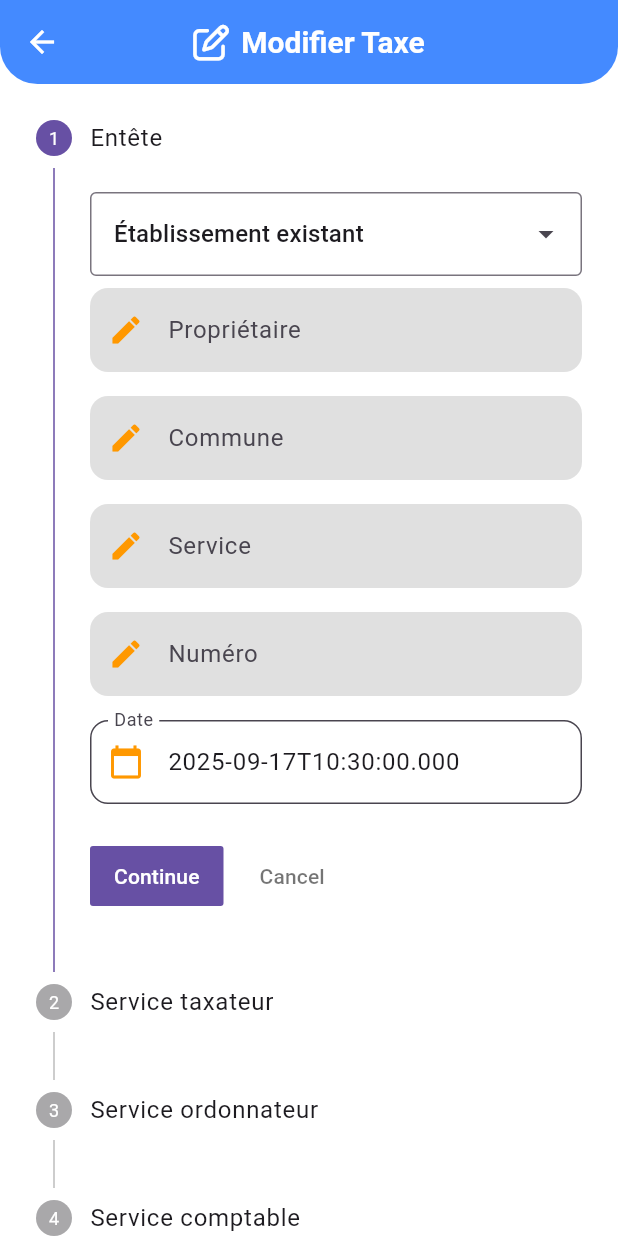
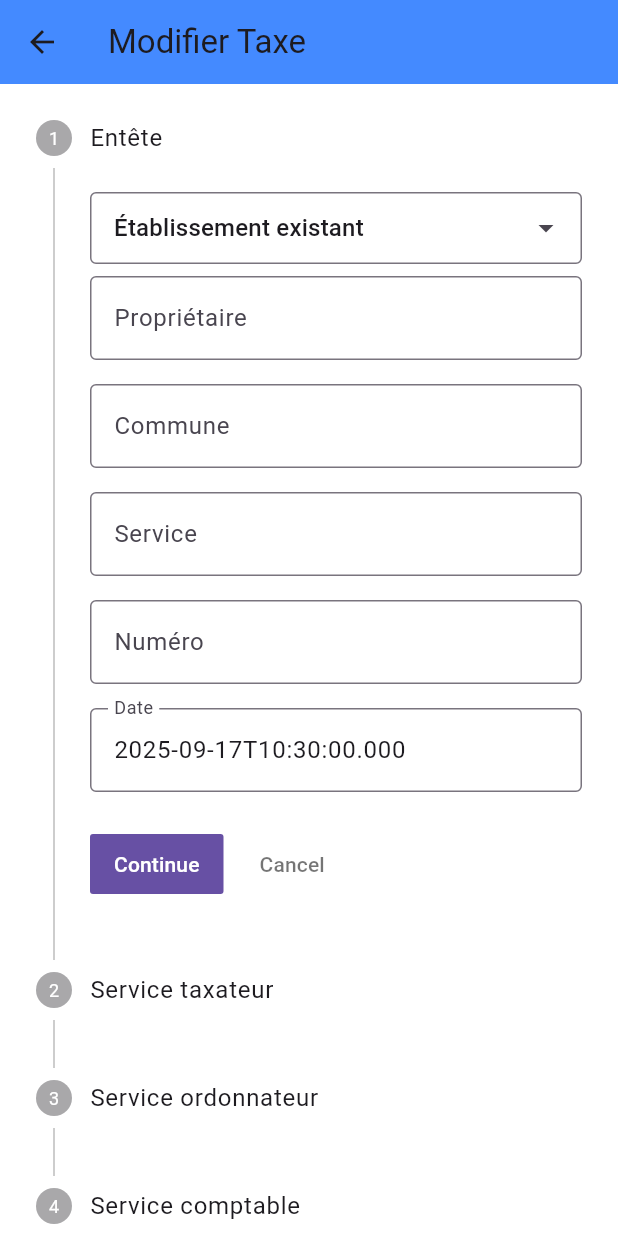
Before and after one commit to danychibox/tax_collect, a Flutter app: the EditDataScreen screen opened directly with empty values, on a phone screen of 412 x 824 dp. Run offline on Flutter 3.47's test engine with Material 3 defaults, Android fonts, the phone set to English and light mode, and no system bars; drawn by our look-alikes of dropdown_search; our stand-ins replace font_awesome_flutter.

Commit message:
ajout des updates des infor

```diff
--- a/lib/screens/update_data.dart
+++ b/lib/screens/update_data.dart
@@ -5,7 +5,7 @@ import 'dart:convert';
 import 'package:dropdown_search/dropdown_search.dart';
 
 class EditDataScreen extends StatefulWidget {
-  final Map<String, dynamic> existingData; // Données à modifier
+  final Map<String, dynamic> existingData; // Données existantes
 
   const EditDataScreen({Key? key, required this.existingData}) : super(key: key);
 
@@ -17,7 +17,6 @@ class _EditDataScreenState extends State<EditDataScreen> {
   final _formKey = GlobalKey<FormState>();
   int _currentStep = 0;
 
-  // === Controllers ===
   String? selectedEts;
   final TextEditingController communeCtrl = TextEditingController();
   final TextEditingController serviceCtrl = TextEditingController();
@@ -78,20 +77,18 @@ class _EditDataScreenState extends State<EditDataScreen> {
     modePaiementCtrl.text = data["mode_de_paiement"] ?? "";
   }
 
-  // Charger les établissements depuis l’API
   Future<List<Map<String, dynamic>>> fetchEtablissements(String filter) async {
     try {
       final response = await http.get(
-        Uri.parse("http://api-tax.etatcivilnordkivu.cd/etablissement"),
+        Uri.parse("http://api-tax.etatcivilnordkivu.cd/etablissementliste"),
       );
 
       if (response.statusCode == 200) {
         final decoded = jsonDecode(response.body);
         final List data = decoded["data"];
         return data.map<Map<String, dynamic>>((e) => e as Map<String, dynamic>).toList();
-      } else {
+      }
       return [];
-      }
     } catch (e) {
       print("Erreur API établissement: $e");
       return [];
@@ -105,19 +102,7 @@ class _EditDataScreenState extends State<EditDataScreen> {
       appBar: AppBar(
         elevation: 0,
         backgroundColor: Colors.blueAccent,
-        foregroundColor: Colors.white,
-        shape: const RoundedRectangleBorder(
-          borderRadius: BorderRadius.vertical(bottom: Radius.circular(25)),
-        ),
-        title: Row(
-          mainAxisSize: MainAxisSize.min,
-          children: const [
-            FaIcon(FontAwesomeIcons.edit, color: Colors.white),
-            SizedBox(width: 8),
-            Text("Modifier Taxe", style: TextStyle(fontWeight: FontWeight.bold, fontSize: 20)),
-          ],
-        ),
-        centerTitle: true,
+        title: const Text("Modifier Taxe"),
       ),
       body: Form(
         key: _formKey,
@@ -132,36 +117,28 @@ class _EditDataScreenState extends State<EditDataScreen> {
             }
           },
           onStepCancel: () {
-            if (_currentStep > 0) {
-              setState(() => _currentStep--);
-            }
+            if (_currentStep > 0) setState(() => _currentStep--);
           },
           steps: [
-            Step(title: const Text("Entête"), isActive: _currentStep >= 0, content: _buildStep1()),
-            Step(title: const Text("Service taxateur"), isActive: _currentStep >= 1, content: _buildStep2()),
-            Step(title: const Text("Service ordonnateur"), isActive: _currentStep >= 2, content: _buildStep3()),
-            Step(title: const Text("Service comptable"), isActive: _currentStep >= 3, content: _buildStep4()),
+            Step(title: const Text("Entête"), content: _buildStep1()),
+            Step(title: const Text("Service taxateur"), content: _buildStep2()),
+            Step(title: const Text("Service ordonnateur"), content: _buildStep3()),
+            Step(title: const Text("Service comptable"), content: _buildStep4()),
           ],
         ),
       ),
     );
   }
 
-  // Étapes Stepper
   Widget _buildStep1() => Column(
         children: [
           DropdownSearch<Map<String, dynamic>>(
-            items: (filter, InfiniteScrollProps) => fetchEtablissements(filter),
-            itemAsString: (Map<String, dynamic> u) => u["Designation"] ?? "Sans nom",
+            items: (filter, _) => fetchEtablissements(filter),
+            itemAsString: (u) => u["Designation"] ?? "Sans nom",
             selectedItem: {"id": selectedEts, "Designation": "Établissement existant"},
             onChanged: (value) {
-              setState(() {
-                selectedEts = value?["id"].toString();
-              });
+              setState(() => selectedEts = value?["id"].toString());
             },
-            decoratorProps: const DropDownDecoratorProps(
-              decoration: InputDecoration(border: OutlineInputBorder()),
-            ),
             validator: (value) => value == null ? "Sélectionnez un établissement" : null,
           ),
           _buildTextField(nompropriCtrl, "Propriétaire"),
@@ -195,114 +172,78 @@ class _EditDataScreenState extends State<EditDataScreen> {
   Widget _buildStep4() => Column(
         children: [
           _buildDateField(datePriseChargeCtrl, "Date prise en charge"),
-          _buildTextField(codeComptableCtrl, "Code désignation comptable"),
+          _buildTextField(codeComptableCtrl, "Code comptable"),
           _buildTextField(montantPercuChiffreCtrl, "Montant perçu en chiffres", type: TextInputType.number),
           _buildTextField(montantPercuLettreCtrl, "Montant perçu en lettres"),
           _buildTextField(modePaiementCtrl, "Mode de paiement"),
         ],
       );
 
-  // Champs
-  Widget _buildTextField(TextEditingController ctrl, String label,
-      {TextInputType type = TextInputType.text}) {
-    return Padding(
+  Widget _buildTextField(TextEditingController ctrl, String label, {TextInputType type = TextInputType.text}) =>
+      Padding(
         padding: const EdgeInsets.symmetric(vertical: 8.0),
         child: TextFormField(
           controller: ctrl,
           keyboardType: type,
           validator: (value) => value!.isEmpty ? "Champ obligatoire" : null,
-        decoration: InputDecoration(
-          labelText: label,
-          filled: true,
-          fillColor: Colors.grey.shade300,
-          prefixIcon: const Icon(Icons.edit, color: Colors.orange),
-           border: OutlineInputBorder(
-           borderRadius: BorderRadius.circular(12),
-          borderSide: BorderSide.none,
-          )
-        ),
+          decoration: InputDecoration(labelText: label, border: OutlineInputBorder()),
         ),
       );
-  }
 
-  Widget _buildDateField(TextEditingController ctrl, String label) {
-    return Padding(
+  Widget _buildDateField(TextEditingController ctrl, String label) => Padding(
         padding: const EdgeInsets.symmetric(vertical: 8.0),
         child: TextFormField(
           controller: ctrl,
           readOnly: true,
           onTap: () async {
-          DateTime? pickedDate = await showDatePicker(
+            DateTime? picked = await showDatePicker(
               context: context,
               initialDate: DateTime.tryParse(ctrl.text) ?? DateTime.now(),
               firstDate: DateTime(2000),
               lastDate: DateTime(2100),
             );
-          if (pickedDate != null) {
-            ctrl.text = "${pickedDate.toLocal()}".split(' ')[0];
-          }
+            if (picked != null) ctrl.text = picked.toIso8601String().split("T")[0];
           },
           validator: (value) => value!.isEmpty ? "Champ obligatoire" : null,
-        decoration: InputDecoration(
-          labelText: label,
-          filled: true,
-          fillColor: Colors.white,
-          prefixIcon: const Icon(Icons.calendar_today, color: Colors.orange),
-          border: OutlineInputBorder(borderRadius: BorderRadius.circular(12)),
-        ),
+          decoration: InputDecoration(labelText: label, border: OutlineInputBorder()),
         ),
       );
-  }
 
-  // Mise à jour des données
   void _updateData() async {
-    if (_formKey.currentState!.validate()) {
-    // 🔹 Bloc entête
-final entete = jsonEncode({
+    if (!_formKey.currentState!.validate()) return;
+
+    final Map<String, dynamic> jsonData = {
+      "id": widget.existingData["id"],
+      "id_etablissement": selectedEts != null ? int.parse(selectedEts!) : null,
+      "entete": {
         "commune": communeCtrl.text,
         "service": serviceCtrl.text,
         "numero": numeroCtrl.text,
         "date": dateCtrl.text,
         "nom_proprietaire": nompropriCtrl.text,
-});
-
-// 🔹 Bloc service taxateur
-final serviceTaxateur = jsonEncode({
+      },
+      "service_taxateur": {
         "note_debit_numero": noteDebitCtrl.text,
         "nom_raison_sociel": nomRaisonCtrl.text,
         "acte_generateur_libelle": acteGenerateurCtrl.text,
         "article_budgetaire": articleBudgetaireCtrl.text,
         "montant_chiffre": montantChiffreCtrl.text,
         "montant_en_lettre": montantLettreCtrl.text,
-});
-
-// 🔹 Bloc service ordonateur
-final serviceOrdonateur = jsonEncode({
+      },
+      "service_ordonateur": {
         "date_reception": dateReceptionCtrl.text,
         "avis_motive": avisMotiveCtrl.text,
         "montant_vise_en_chiffre": montantViseChiffreCtrl.text,
         "montant_vise_en_lettre": montantViseLettreCtrl.text,
-});
-
-// 🔹 Bloc service comptable
-final serviceComptable = jsonEncode({
+      },
+      "service_comptable": {
         "date_prise_en_charge": datePriseChargeCtrl.text,
         "code_designation_comptable": codeComptableCtrl.text,
         "montant_percu_en_chiffre": montantPercuChiffreCtrl.text,
         "montant_percu_en_lettre": montantPercuLettreCtrl.text,
         "mode_de_paiement": modePaiementCtrl.text,
-});
-
-// 🔹 JSON final à envoyer
-final Map<String, dynamic> jsonData = {
-  "id": widget.existingData["id"], // tu avais un id dans ton code initial
-  "id_etablissement": selectedEts != null ? int.parse(selectedEts!) : null,
-  "entete": entete,
-  "service_taxateur": serviceTaxateur,
-  "service_ordonateur": serviceOrdonateur,
-  "service_comptable": serviceComptable,
+      },
     };
-
 
     try {
       final response = await http.put(
@@ -311,14 +252,10 @@ final Map<String, dynamic> jsonData = {
         body: jsonEncode(jsonData),
       );
 
-        if (response.statusCode == 200) {
-          Navigator.pop(context, true); // Retourne avec succès
-        } else {
-          _showSnack("Erreur: ${response.statusCode}");
-        }
+      if (response.statusCode == 200) Navigator.pop(context, true);
+      else _showSnack("Erreur: ${response.statusCode}");
     } catch (e) {
       _showSnack("Impossible de modifier les données");
-      }
     }
   }
 
```
Lines whose indentation alone changed are shown as unchanged.
